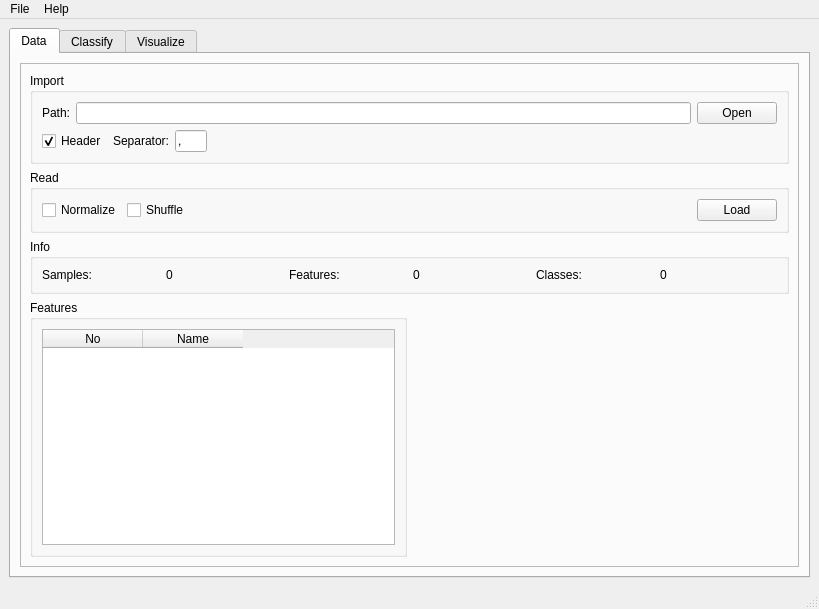
Qt form libtsvm/ui/GUI-LIBTwinSVM.ui (mir-am/LIBTwinSVM) before a commit.
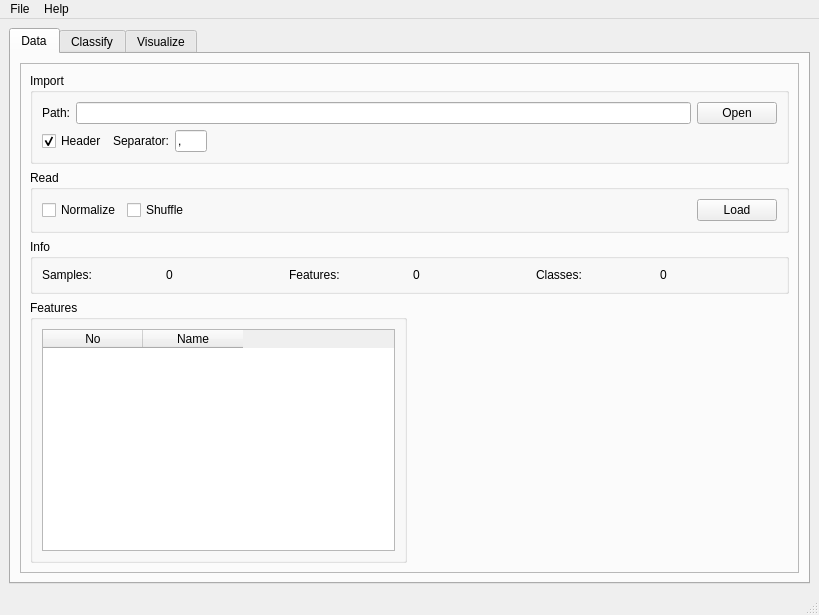
The same form after that commit. Icons and pictures are not drawn.

Commit message: Impelemented import and load data sections in GUI.

```diff
--- a/libtsvm/ui/GUI-LIBTwinSVM.ui
+++ b/libtsvm/ui/GUI-LIBTwinSVM.ui
@@ -7,7 +7,7 @@
     <x>0</x>
     <y>0</y>
     <width>819</width>
-    <height>609</height>
+    <height>615</height>
    </rect>
   </property>
   <property name="windowTitle">
```
Left out of the diff: 2 changed lines with no effect on the pictures. The commit also changes 3 other files.
